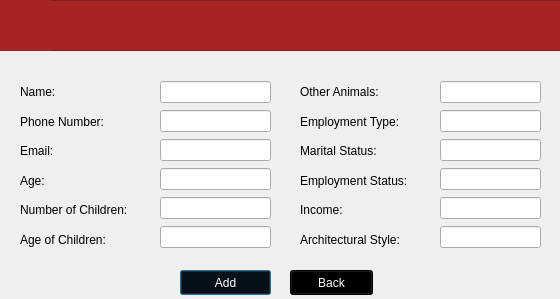
First picture: the form in editclientdetailsview.ui, repository maliklewis/comp3004, before the edit.
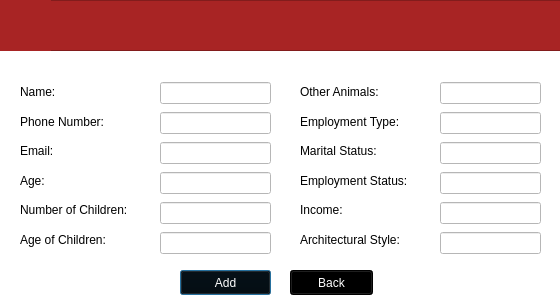
Second picture: the form after the edit. Icons and pictures are not drawn.

```diff
--- a/editclientdetailsview.ui
+++ b/editclientdetailsview.ui
@@ -13,13 +13,16 @@
   <property name="windowTitle">
    <string>Dialog</string>
   </property>
+  <property name="styleSheet">
+   <string notr="true">background-color: rgb(255, 255, 255);</string>
+  </property>
   <widget class="QWidget" name="layoutWidget1_2">
    <property name="geometry">
     <rect>
      <x>440</x>
      <y>80</y>
      <width>101</width>
-     <height>171</height>
+     <height>182</height>
     </rect>
    </property>
    <layout class="QVBoxLayout" name="verticalLayout_4">
@@ -49,7 +52,7 @@
      <x>160</x>
      <y>80</y>
      <width>111</width>
-     <height>171</height>
+     <height>182</height>
     </rect>
    </property>
    <layout class="QVBoxLayout" name="verticalLayout_2">
```
